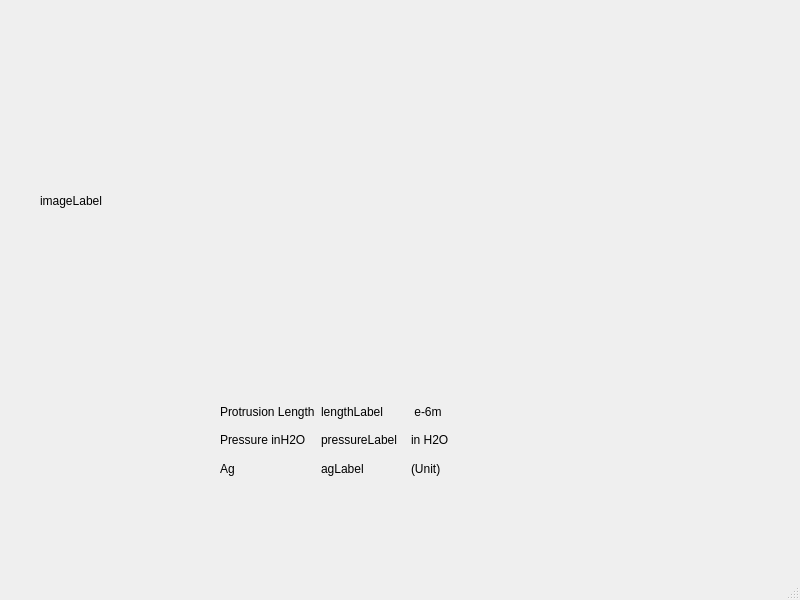
Before: the Qt Designer form resources/main_view_ui.ui in catmasteryip/MVC_singleCell, drawn with Qt 5.
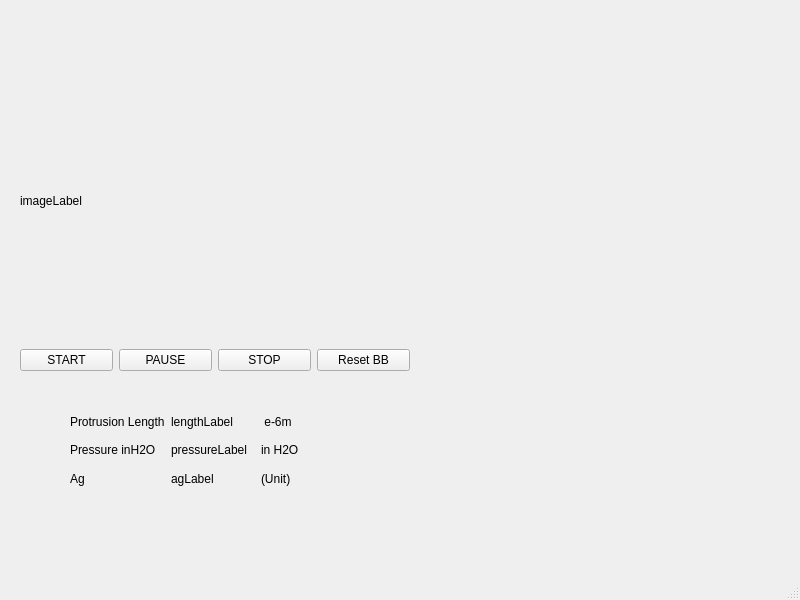
After: the same form once the commit is applied. Custom widgets are drawn as their Qt base class.

Patch:
```diff
--- a/resources/main_view_ui.ui
+++ b/resources/main_view_ui.ui
@@ -17,9 +17,9 @@
    <widget class="QLabel" name="imageLabel">
     <property name="geometry">
      <rect>
-      <x>40</x>
+      <x>20</x>
       <y>60</y>
-      <width>361</width>
+      <width>391</width>
       <height>281</height>
      </rect>
     </property>
@@ -30,8 +30,8 @@
    <widget class="QWidget" name="gridLayoutWidget">
     <property name="geometry">
      <rect>
-      <x>220</x>
-      <y>400</y>
+      <x>70</x>
+      <y>410</y>
       <width>274</width>
       <height>80</height>
      </rect>
@@ -113,10 +113,50 @@
     </property>
     <layout class="QGridLayout" name="gridLayout_2">
      <item row="2" column="0">
-      <widget class="PlotWidget" name="lengthGraphWidget" native="true"/>
+      <widget class="RealTimePlotWidget" name="lengthGraphWidget" native="true"/>
      </item>
      <item row="1" column="0">
-      <widget class="PlotWidget" name="graphWidget" native="true"/>
+      <widget class="RealTimePlotWidget" name="graphWidget" native="true"/>
+     </item>
+    </layout>
+   </widget>
+   <widget class="QWidget" name="horizontalLayoutWidget">
+    <property name="geometry">
+     <rect>
+      <x>20</x>
+      <y>340</y>
+      <width>390</width>
+      <height>41</height>
+     </rect>
+    </property>
+    <layout class="QHBoxLayout" name="horizontalLayout">
+     <item>
+      <widget class="QPushButton" name="startButton">
+       <property name="text">
+        <string>START</string>
+       </property>
+      </widget>
+     </item>
+     <item>
+      <widget class="QPushButton" name="pauseButton">
+       <property name="text">
+        <string>PAUSE</string>
+       </property>
+      </widget>
+     </item>
+     <item>
+      <widget class="QPushButton" name="stopButton">
+       <property name="text">
+        <string>STOP</string>
+       </property>
+      </widget>
+     </item>
+     <item>
+      <widget class="QPushButton" name="resetBBButton">
+       <property name="text">
+        <string>Reset BB</string>
+       </property>
+      </widget>
      </item>
     </layout>
    </widget>
@@ -135,9 +175,9 @@
  </widget>
  <customwidgets>
   <customwidget>
-   <class>PlotWidget</class>
+   <class>RealTimePlotWidget</class>
    <extends>QWidget</extends>
-   <header>pyqtgraph</header>
+   <header>views.realTimePlotWidget</header>
    <container>1</container>
   </customwidget>
  </customwidgets>
```
